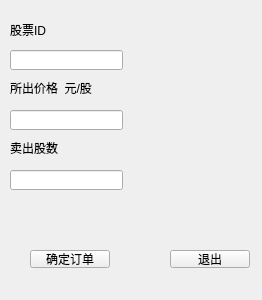
Hypn0tised-ysy/stock-project, file src/AllWindow/jiaoyi2.ui: the form before one commit.
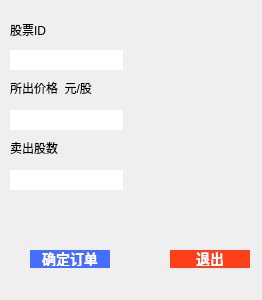
The form after the commit.

```diff
--- a/src/AllWindow/jiaoyi2.ui
+++ b/src/AllWindow/jiaoyi2.ui
@@ -61,6 +61,15 @@
      <height>20</height>
     </rect>
    </property>
+   <property name="font">
+    <font>
+     <pointsize>14</pointsize>
+     <bold>true</bold>
+    </font>
+   </property>
+   <property name="styleSheet">
+    <string notr="true">border-radius:25px</string>
+   </property>
   </widget>
   <widget class="QLineEdit" name="jiage">
    <property name="geometry">
@@ -71,6 +80,15 @@
      <height>20</height>
     </rect>
    </property>
+   <property name="font">
+    <font>
+     <pointsize>14</pointsize>
+     <bold>true</bold>
+    </font>
+   </property>
+   <property name="styleSheet">
+    <string notr="true">border-radius:25px</string>
+   </property>
   </widget>
   <widget class="QLineEdit" name="num">
    <property name="geometry">
@@ -81,6 +99,15 @@
      <height>20</height>
     </rect>
    </property>
+   <property name="font">
+    <font>
+     <pointsize>14</pointsize>
+     <bold>true</bold>
+    </font>
+   </property>
+   <property name="styleSheet">
+    <string notr="true">border-radius:25px</string>
+   </property>
   </widget>
   <widget class="QPushButton" name="queding">
    <property name="geometry">
@@ -91,6 +118,17 @@
      <height>18</height>
     </rect>
    </property>
+   <property name="styleSheet">
+    <string notr="true">QPushButton{
+	background-color: rgb(69, 109, 255);
+
+border-color: rgb(138, 255, 255);
+border-radius:25px;    /*设置圆角半径 */
+padding:2px 4px;  /*QFrame边框与内部其它部件的距离*/
+color:white;		/*字体颜色*/
+font:bold 14px;		/*设置按钮文字和大小*/
+}</string>
+   </property>
    <property name="text">
     <string>确定订单</string>
    </property>
@@ -104,6 +142,16 @@
      <height>18</height>
     </rect>
    </property>
+   <property name="styleSheet">
+    <string notr="true">QPushButton{
+	background-color: rgb(255, 63, 25);
+border-color: rgb(138, 255, 255);
+border-radius:25px;    /*设置圆角半径 */
+padding:2px 4px;  /*QFrame边框与内部其它部件的距离*/
+color:white;		/*字体颜色*/
+font:bold 14px;		/*设置按钮文字和大小*/
+}</string>
+   </property>
    <property name="text">
     <string>退出</string>
    </property>
```
